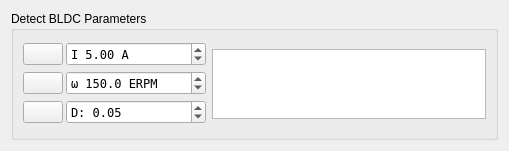
Old version of the form widgets/detectbldc.ui in the repository njupt-robomasters/vesc_tool-zh.
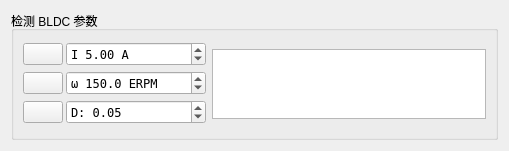
New version of the form.

What changed in the file:
```diff
--- a/widgets/detectbldc.ui
+++ b/widgets/detectbldc.ui
@@ -17,7 +17,7 @@
    <item>
     <widget class="QGroupBox" name="groupBox">
      <property name="title">
-      <string>Detect BLDC Parameters</string>
+      <string>检测 BLDC 参数</string>
      </property>
      <layout class="QHBoxLayout" name="horizontalLayout">
       <item>
```
Left out of the diff: 12 changed lines with no effect on the pictures.
